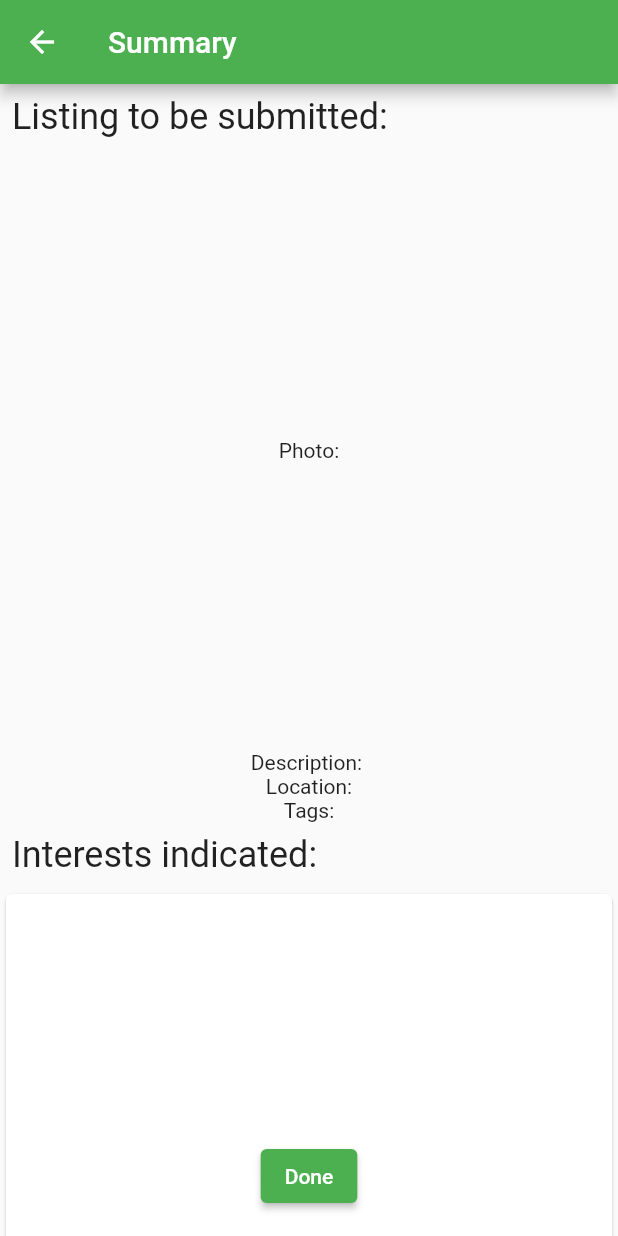
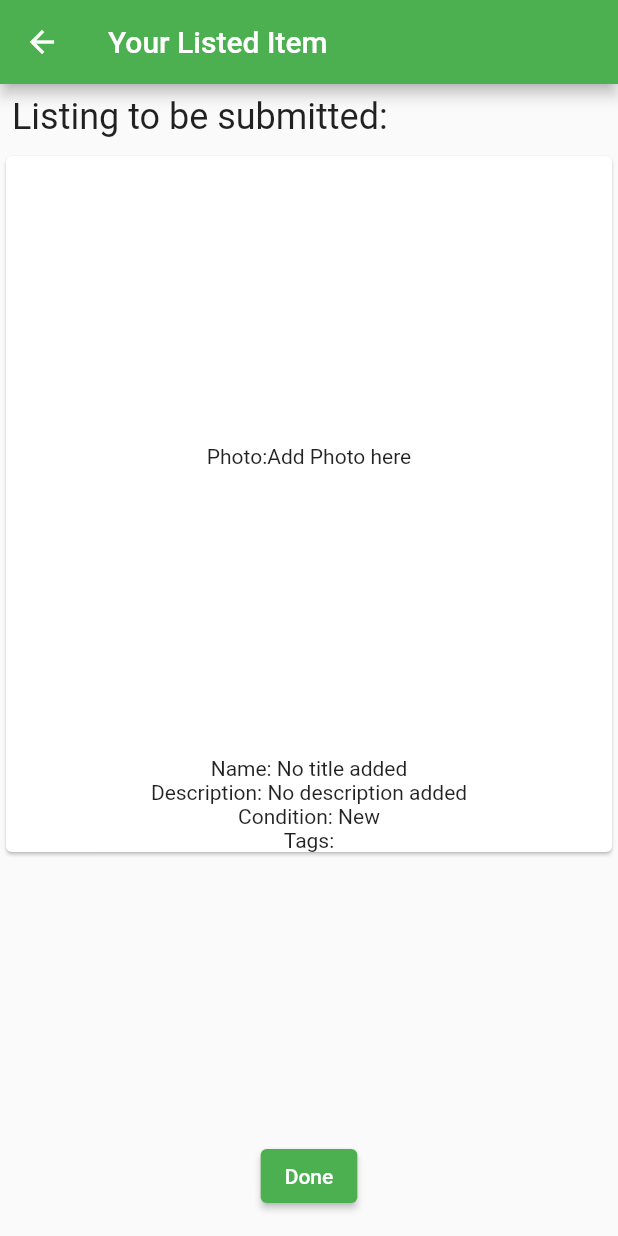
Before and after one commit to rumesh986/gift-it-again, a Flutter app: the Summary screen opened directly with empty values, on a phone screen of 412 x 824 dp. Run offline on Flutter 3.47's test engine with Material 2 defaults, Android fonts, the phone set to English and light mode, and no system bars; our stand-ins replace cloud_firestore, firebase_core; accounts and stored records are empty.

Commit message:
Improved summary page

```diff
--- a/lib/DataStructures.dart
+++ b/lib/DataStructures.dart
@@ -23,6 +23,7 @@ import 'package:firebase_core/firebase_core.dart';
 Listings myListings = Listings();
 Listings recommendations = Listings();
 Listings received = Listings();
+Interests interests = Interests();
 
 
 class Suggestions
@@ -107,19 +108,17 @@ class Listing
   Origin origin;
   bool completed;
   bool isNew;
-  String location;
 
   List<String> tags;
 
   Listing()
   {
-    title = "";
-    description = "";
-    photo = "";
+    title = "No title added";
+    description = "No description added";
+    photo = "Add Photo here";
     origin = Origin.none;
     completed = false;
     isNew = true;
-    location = "";
     tags = [];
   }
 
@@ -131,24 +130,24 @@ class Listing
 			"origin": origin.index,
 			"completed": completed,
 			"isNew": isNew,
-			"location": location,
 			"tags": tags
 		};
 	}
 
-  Widget showData()
+  Widget showData({bool half})
   {
     return Container(
       child: Column(
         children: [
           Container(
-            height: 400,
+            height: (half) ? 150 : 400,
             child: Center(child: Text("Photo:" + this.photo))
           ),
+          Text("Name: " + this.title),
           Text("Description: " + this.description),
-          Text("Location:" + this.location),
-          Text("Tags:"),
-          SingleChildScrollView(
+          Text("Condition: " + ((this.isNew)? "New":"Used")),
+          (!half) ? Text("Tags:") : Container(height:0, width:0),
+          (!half) ? SingleChildScrollView(
             scrollDirection: Axis.horizontal,
             child: Row(
               children:[
@@ -161,7 +160,8 @@ class Listing
                   ),
               ],
             ),
-          ),
+          )
+          : Container(height:0, width:0),
         ],
       ),
     );
@@ -189,5 +189,35 @@ class Interests
   String name;
   List<String> tags;
 
-  Interests(this.tags, {this.name});
+  Interests()
+  {
+    name = "No name provided";
+    tags = [];
+  }
+
+  Widget showData()
+  {
+    return Container(
+      child: Column(
+        children: [
+          Text("Name: " + this.name),
+          Text("Tags:"),
+          SingleChildScrollView(
+            scrollDirection: Axis.horizontal,
+            child: Row(
+              children:[
+                for(var i = 0; i<this.tags.length;i++)
+                  Padding(
+                    padding: const EdgeInsets.all(8.0),
+                    child: Chip(
+                      label: Text(tags[i]),
+                    ),
+                  ),
+              ],
+            ),
+          ),
+        ],
+      )
+    );
+  }
 }
--- a/lib/Giveaway.dart
+++ b/lib/Giveaway.dart
@@ -38,7 +38,7 @@ class Giveaway extends StatelessWidget {
             ),
       ),
       floatingActionButton: ElevatedButton(onPressed: (){
-              Navigator.push(context, MaterialPageRoute(builder: (context) => Summary(current:current,)));
+              Navigator.push(context, MaterialPageRoute(builder: (context) => Summary(current:current,barter: false,)));
             },
             child: Text("Done"),),
       floatingActionButtonLocation: FloatingActionButtonLocation.centerFloat,
--- a/lib/Summary.dart
+++ b/lib/Summary.dart
@@ -20,13 +20,14 @@ import 'DataStructures.dart';
 class Summary extends StatelessWidget {
 
   final Listing current;
-  Summary({this.current});
+  final bool barter;
+  Summary({this.current, this.barter});
 
   @override
   Widget build(BuildContext context) {
     return Scaffold(
       appBar: AppBar(
-        title: Text("Summary"),
+        title: Text("Your Listed Item"),
       ),
       body: ListView(
         children: [
@@ -37,15 +38,18 @@ class Summary extends StatelessWidget {
               style: TextStyle(fontSize: 24),
             ),
           ),
-          Container(child:current.showData()),
-          Padding(
+          Card(child:current.showData(half: false)),
+          SizedBox(height:50),
+          (this.barter) ? Padding(
             padding: const EdgeInsets.all(8.0),
             child: Text(
-              "Interests indicated:",
+              "Item of interest:",
               style: TextStyle(fontSize: 24),
             ),
-          ),
-          Card(child:current.showData()), //TODO make a interests object for the info and show
+          )
+          : Container(height: 0, width: 0,),
+          (this.barter) ? Card(child:interests.showData()) : Container(height: 0, width: 0,), //TODO make a interests object for the info and show
+          SizedBox(height:60)
         ],
       ),
       floatingActionButton: ElevatedButton(
```
Also changed, not shown: lib/AddListing.dart (+12 -0 lines), lib/BarterDetails.dart (+21 -33 lines), lib/Details.dart (+3 -4 lines), lib/History.dart (+4 -4 lines), lib/main.dart (+7 -8 lines), 1 other file.
